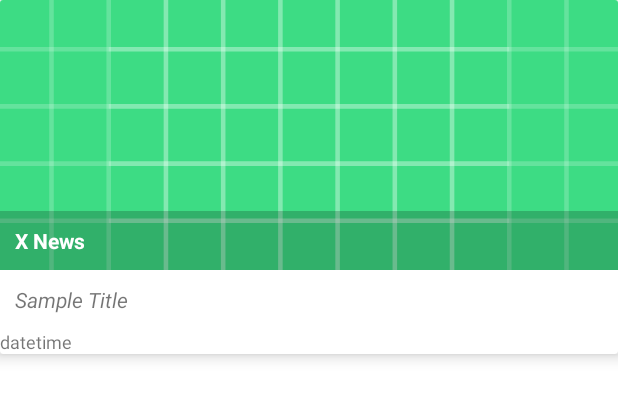
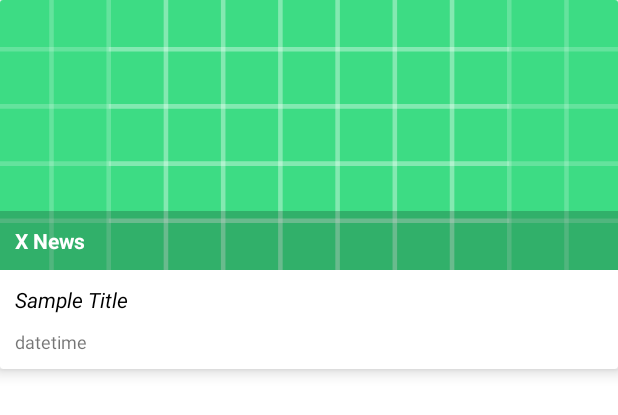
Before and after one commit to Sahajpal/NewsApp, an Android app: the layout news_article.xml on its own in the app's theme, with its tools: preview values and no code run, on a phone screen of 412 x 824 dp. Shown: the top 415 px of the screen. Run offline under Robolectric (Android 15) with nearby library versions, the phone set to English and light mode, and no system bars; network calls fail.

```diff
--- a/app/src/main/AndroidManifest.xml
+++ b/app/src/main/AndroidManifest.xml
@@ -16,7 +16,6 @@
         <activity android:name=".Start">
             <intent-filter>
                 <action android:name="android.intent.action.MAIN" />
-
                 <category android:name="android.intent.category.LAUNCHER" />
             </intent-filter>
         </activity>
--- a/app/src/main/java/com/ryms/newsapp/Common/Common.kt
+++ b/app/src/main/java/com/ryms/newsapp/Common/Common.kt
@@ -4,4 +4,5 @@ import com.ryms.newsapp.Model.News
 
 object Common {
     var newsList: List<News> = ArrayList()
+    val KEY_ENABLE_HOME = "position"
 }
--- a/app/src/main/java/com/ryms/newsapp/Model/News.kt
+++ b/app/src/main/java/com/ryms/newsapp/Model/News.kt
@@ -18,6 +18,6 @@ class News {
     var description: String ?= null
     var url: String ?= null
     var urlToImage: String ?= null
-    var DateTime: Date ?= null
+    var publishedAt: Date ?= null
     var content: String ?= null
 }
--- a/app/src/main/res/layout/news_article.xml
+++ b/app/src/main/res/layout/news_article.xml
@@ -1,8 +1,9 @@
 <?xml version="1.0" encoding="utf-8"?>
-<androidx.cardview.widget.CardView xmlns:android="http://schemas.android.com/apk/res/android"
+<androidx.cardview.widget.CardView
+    xmlns:android="http://schemas.android.com/apk/res/android"
+    xmlns:app="http://schemas.android.com/apk/res-auto"
     android:layout_width="match_parent"
     android:layout_height="wrap_content"
-    xmlns:app="http://schemas.android.com/apk/res-auto"
     app:cardElevation="6dp">
 
     <RelativeLayout
@@ -25,13 +26,13 @@
                 android:id="@+id/newsAuthor"
                 android:layout_width="match_parent"
                 android:layout_height="wrap_content"
-                android:textStyle="bold"
                 android:layout_alignParentBottom="true"
+                android:background="#33000000"
+                android:padding="10sp"
                 android:text="X News"
                 android:textColor="@color/white"
-                android:padding="10sp"
-                android:background="#33000000"
-                android:textSize="14sp"/>
+                android:textSize="14sp"
+                android:textStyle="bold" />
 
         </RelativeLayout>
 
@@ -40,18 +41,21 @@
             android:layout_width="match_parent"
             android:layout_height="wrap_content"
             android:layout_below="@+id/newsImageView"
-            android:textStyle="italic"
+            android:padding="10sp"
             android:text="Sample Title"
-            android:padding="10sp"
-            android:textSize="14sp"/>
+            android:textSize="14sp"
+            android:textColor="@color/black"
+            android:textStyle="italic" />
 
         <TextView
             android:id="@+id/newsPublishedAt"
             android:layout_width="match_parent"
             android:layout_height="wrap_content"
             android:layout_below="@+id/newsTitle"
+            android:layout_marginLeft="10sp"
+            android:layout_marginBottom="10sp"
             android:text="datetime"
-            android:textSize="12sp"/>
+            android:textSize="12sp" />
 
     </RelativeLayout>
 
--- a/app/src/main/res/values/themes.xml
+++ b/app/src/main/res/values/themes.xml
@@ -1,6 +1,6 @@
 <resources xmlns:tools="http://schemas.android.com/tools">
     <!-- Base application theme. -->
-    <style name="Theme.NewsApp" parent="Theme.MaterialComponents.DayNight.NoActionBar">
+    <style name="Theme.NewsApp" parent="Theme.MaterialComponents.DayNight.DarkActionBar">
         <!-- Primary brand color. -->
         <item name="colorPrimary">@color/purple_500</item>
         <item name="colorPrimaryVariant">@color/purple_700</item>
```
Also changed, not shown: app/src/main/java/com/ryms/newsapp/Adapter/NewsListAdapter.kt (+20 -1 lines), app/src/main/java/com/ryms/newsapp/Interface/IItemClickListner.kt (added, +7 -0 lines), app/src/main/java/com/ryms/newsapp/MainActivity.kt (+30 -0 lines), app/src/main/java/com/ryms/newsapp/NewsContent.kt (added, +28 -0 lines), app/src/main/java/com/ryms/newsapp/Start.kt (+7 -0 lines), app/src/main/res/layout/activity_start.xml (+21 -11 lines), app/src/main/res/layout/fragment_news_content.xml (added, +14 -0 lines), app/src/main/res/drawable-hdpi/explorebutton.png (added), app/src/main/res/drawable-ldpi/explorebutton.png (added), app/src/main/res/drawable-mdpi/explorebutton.png (added), app/src/main/res/drawable-xhdpi/explorebutton.png (added), app/src/main/res/drawable-xxhdpi/explorebutton.png (added), app/src/main/res/drawable-xxxhdpi/explorebutton.png (added), app/src/main/res/font/vademecum_v2.ttf (added).
